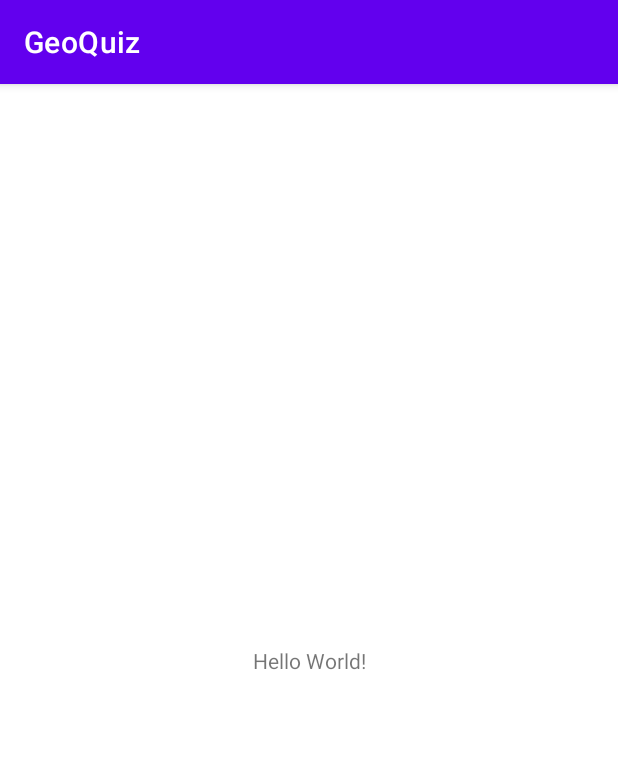
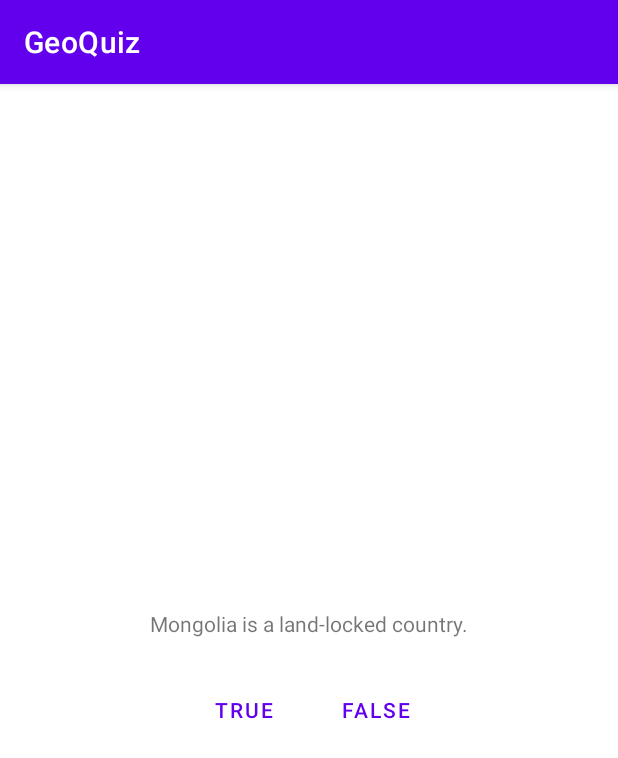
Before and after one commit to JRSiwiecki/GeoQuiz, an Android app: the screen it shows after launch (MainActivity), on a phone screen of 412 x 824 dp. Shown: the top 758 px of the screen. Run offline under Robolectric (Android 15) with nearby library versions, the phone set to English and light mode, and no system bars.

Commit message:
Finish Chapter 1 (#1) (#2)
* Add question text, true & false buttons, and string resources

* Update buttons to be borderless

* Add IDs to buttons, add correct and incorrect text, add Toast popups for True and False buttons

* Update buttons to pop-up Snackbars instead of Toasts

* Remove unused import

```diff
--- a/app/src/main/java/com/bignerdranch/android/geoquiz/MainActivity.kt
+++ b/app/src/main/java/com/bignerdranch/android/geoquiz/MainActivity.kt
@@ -2,11 +2,38 @@ package com.bignerdranch.android.geoquiz
 
 import androidx.appcompat.app.AppCompatActivity
 import android.os.Bundle
+import android.view.View
+import android.widget.Button
+import com.google.android.material.snackbar.Snackbar
 
 class MainActivity : AppCompatActivity() {
+
+    private lateinit var trueButton: Button
+    private lateinit var falseButton: Button
 
     override fun onCreate(savedInstanceState: Bundle?) {
         super.onCreate(savedInstanceState)
         setContentView(R.layout.activity_main)
+
+        trueButton = findViewById(R.id.true_button)
+        falseButton = findViewById(R.id.false_button)
+
+        trueButton.setOnClickListener { view: View ->
+            Snackbar.make(
+                view,
+                R.string.correct_toast,
+                3000
+            ).show()
+        }
+
+        falseButton.setOnClickListener { view: View ->
+
+            Snackbar.make(
+                view,
+                R.string.incorrect_toast,
+                3000
+            ).show()
+        }
+
     }
 }
--- a/app/src/main/res/layout/activity_main.xml
+++ b/app/src/main/res/layout/activity_main.xml
@@ -1,19 +1,34 @@
 <?xml version="1.0" encoding="utf-8"?>
-<androidx.constraintlayout.widget.ConstraintLayout
-	xmlns:android="http://schemas.android.com/apk/res/android"
-	xmlns:tools="http://schemas.android.com/tools"
-	xmlns:app="http://schemas.android.com/apk/res-auto"
-    android:layout_width="match_parent"
-    android:layout_height="match_parent"
-    tools:context=".MainActivity">
+<LinearLayout xmlns:android="http://schemas.android.com/apk/res/android"
+	android:layout_width="match_parent"
+	android:layout_height="match_parent"
+	android:gravity="center"
+	android:orientation="vertical">
 
-    <TextView
-        android:layout_width="wrap_content"
-        android:layout_height="wrap_content"
-		android:text="Hello World!"
-		app:layout_constraintBottom_toBottomOf="parent"
-		app:layout_constraintLeft_toLeftOf="parent"
-		app:layout_constraintRight_toRightOf="parent"
-		app:layout_constraintTop_toTopOf="parent"/>
+	<TextView
+		android:layout_width="wrap_content"
+		android:layout_height="wrap_content"
+		android:padding="24dp"
+		android:text="@string/question_text" />
 
-</androidx.constraintlayout.widget.ConstraintLayout>
+		<LinearLayout
+			android:layout_width="wrap_content"
+			android:layout_height="wrap_content"
+			android:orientation="horizontal"
+			>
+
+			<Button
+				android:id="@+id/true_button"
+				android:layout_width="wrap_content"
+				android:layout_height="wrap_content"
+				android:text="@string/true_button"
+				style="?android:attr/buttonBarButtonStyle" />
+
+			<Button
+				android:id="@+id/false_button"
+				android:layout_width="wrap_content"
+				android:layout_height="wrap_content"
+				android:text="@string/false_button"
+				style="?android:attr/buttonBarButtonStyle" />
+		</LinearLayout>
+</LinearLayout>
--- a/app/src/main/res/values/strings.xml
+++ b/app/src/main/res/values/strings.xml
@@ -1,3 +1,8 @@
 <resources>
     <string name="app_name">GeoQuiz</string>
+    <string name="question_text">Mongolia is a land-locked country.</string>
+    <string name="true_button">True</string>
+    <string name="false_button">False</string>
+    <string name="correct_toast">Correct! Mongolia is in fact a land-locked country.</string>
+    <string name="incorrect_toast">Incorrect! Mongolia is in fact a land-locked country.</string>
 </resources>
```
